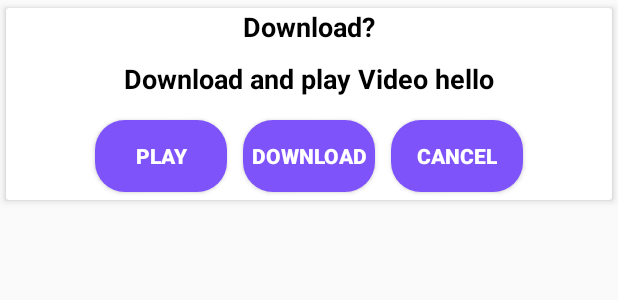
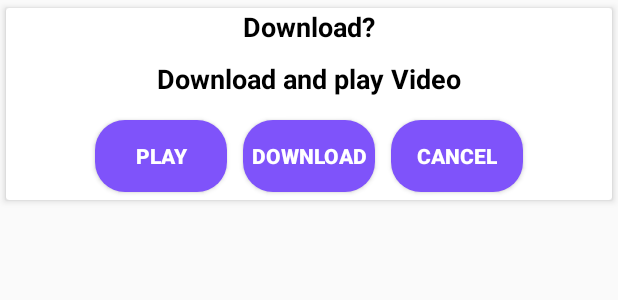
Before and after one commit to khan6969/OnlyTube, an Android app: the layout dialog_download.xml on its own in the app's theme, with its tools: preview values and no code run, on a phone screen of 412 x 824 dp. Shown: the top 300 px of the screen. Run offline under Robolectric (Android 15) with nearby library versions, the phone set to English and light mode, and no system bars.

Commit message:
text changed

```diff
--- a/app/src/main/res/values/strings.xml
+++ b/app/src/main/res/values/strings.xml
@@ -19,7 +19,7 @@
     <string name="player_type">PLAYER_TYPE</string>
     <string name="facebookview">FacebookView</string>
     <string name="downstring">Download?</string>
-    <string name="subtitle_title">Download and play Video hello</string>
+    <string name="subtitle_title">Download and play Video</string>
     <string name="play">Play</string>
     <string name="download">Download</string>
     <string name="cancel">Cancel</string>
```
